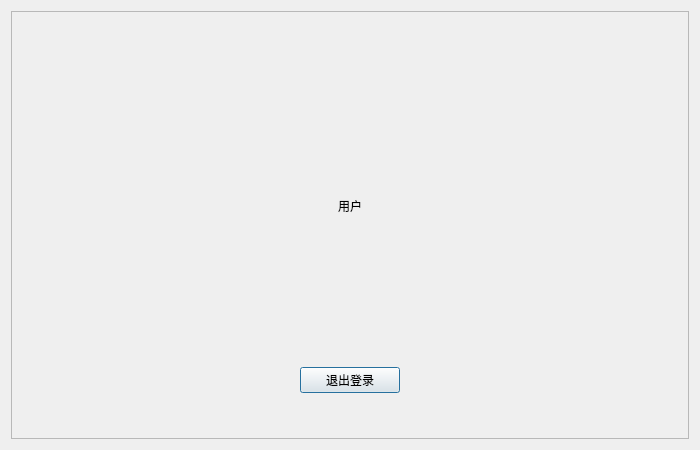
Above: Widgets/UserPageWidget.ui from MonoKelvin/BookStudyApp before the change. Below: the same form after it.
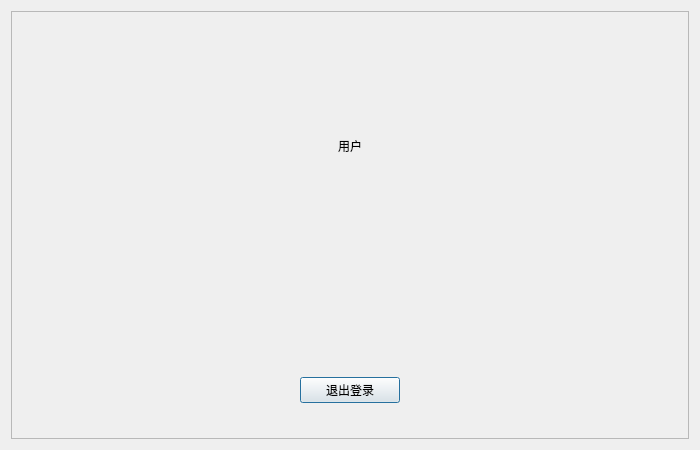
That is the form after the change. Custom widgets are drawn as their Qt base class.

```diff
--- a/Widgets/UserPageWidget.ui
+++ b/Widgets/UserPageWidget.ui
@@ -72,10 +72,10 @@
          <number>10</number>
         </property>
         <property name="topMargin">
-         <number>60</number>
+         <number>0</number>
         </property>
         <property name="bottomMargin">
-         <number>30</number>
+         <number>20</number>
         </property>
         <item>
          <widget class="AvatarWidget" name="lbUserAvatar">
```
